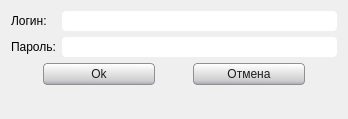
Old version of the form view/LoginDialog.ui in the repository AnyaIliyina/geo.
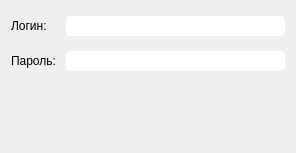
New version of the form. Icons and pictures are not drawn.

Patch:
```diff
--- a/view/LoginDialog.ui
+++ b/view/LoginDialog.ui
@@ -6,10 +6,16 @@
    <rect>
     <x>0</x>
     <y>0</y>
-    <width>348</width>
-    <height>119</height>
+    <width>296</width>
+    <height>153</height>
    </rect>
   </property>
+  <property name="maximumSize">
+   <size>
+    <width>300</width>
+    <height>153</height>
+   </size>
+  </property>
   <property name="font">
    <font>
     <pointsize>9</pointsize>
@@ -30,42 +36,63 @@
 </string>
   </property>
   <layout class="QGridLayout" name="gridLayout">
-   <item row="1" column="0">
-    <widget class="QLabel" name="lblResult">
-     <property name="text">
-      <string/>
-     </property>
-    </widget>
-   </item>
+   <property name="verticalSpacing">
+    <number>10</number>
+   </property>
    <item row="0" column="0">
-    <layout class="QVBoxLayout" name="verticalLayout_3">
-     <item>
-      <layout class="QHBoxLayout" name="horizontalLayout">
-       <item>
-        <layout class="QVBoxLayout" name="verticalLayout_2">
-         <item>
+    <layout class="QFormLayout" name="formLayout">
+     <property name="horizontalSpacing">
+      <number>10</number>
+     </property>
+     <property name="verticalSpacing">
+      <number>15</number>
+     </property>
+     <property name="topMargin">
+      <number>5</number>
+     </property>
+     <property name="bottomMargin">
+      <number>10</number>
+     </property>
+     <item row="0" column="0">
           <widget class="QLabel" name="lbl_login">
+       <property name="font">
+        <font>
+         <pointsize>9</pointsize>
+        </font>
+       </property>
            <property name="text">
             <string>Логин:</string>
            </property>
           </widget>
          </item>
-         <item>
+     <item row="0" column="1">
+      <widget class="QLineEdit" name="line_Login">
+       <property name="font">
+        <font>
+         <pointsize>9</pointsize>
+        </font>
+       </property>
+      </widget>
+     </item>
+     <item row="1" column="0">
           <widget class="QLabel" name="lbl_password">
+       <property name="font">
+        <font>
+         <pointsize>9</pointsize>
+        </font>
+       </property>
            <property name="text">
             <string>Пароль:</string>
            </property>
           </widget>
          </item>
-        </layout>
-       </item>
-       <item>
-        <layout class="QVBoxLayout" name="verticalLayout">
-         <item>
-          <widget class="QLineEdit" name="line_Login"/>
-         </item>
-         <item>
+     <item row="1" column="1">
           <widget class="QLineEdit" name="line_Pass">
+       <property name="font">
+        <font>
+         <pointsize>9</pointsize>
+        </font>
+       </property>
            <property name="echoMode">
             <enum>QLineEdit::Password</enum>
            </property>
@@ -73,64 +100,106 @@
          </item>
         </layout>
        </item>
-      </layout>
-     </item>
-     <item>
+   <item row="1" column="0">
       <layout class="QHBoxLayout" name="horizontalLayout_2">
+     <property name="spacing">
+      <number>15</number>
+     </property>
+     <item>
+      <spacer name="horizontalSpacer">
+       <property name="orientation">
+        <enum>Qt::Horizontal</enum>
+       </property>
+       <property name="sizeHint" stdset="0">
+        <size>
+         <width>40</width>
+         <height>20</height>
+        </size>
+       </property>
+      </spacer>
+     </item>
        <item>
         <widget class="QPushButton" name="btn_login">
+       <property name="maximumSize">
+        <size>
+         <width>16777215</width>
+         <height>16777215</height>
+        </size>
+       </property>
          <property name="styleSheet">
           <string notr="true">QPushButton{
-background-color:qlineargradient(spread:reflect, x1:0.0225989, y1:0.023, x2:0, y2:1, stop:0 rgba(255, 255, 255, 255), stop:0.813559 rgba(204, 204, 204, 255), stop:1 rgba(162, 162, 184, 255));
-font: 9pt ;
-	border-color: rgb(144, 144, 144);
-	
-	color: rgb(30, 30, 30);
-border-width: 1px;
-border-radius:4;
-border-style:solid;
-
-min-width:110px;
-max-width:110px;
-min-height:20px;
-max-height:20px;
-}
+border:0px}
 </string>
          </property>
          <property name="text">
-          <string>Ok</string>
+        <string/>
+       </property>
+       <property name="icon">
+        <iconset resource="icons/ViewWindowRes.qrc">
+         <normaloff>:/check.png</normaloff>:/check.png</iconset>
+       </property>
+       <property name="iconSize">
+        <size>
+         <width>30</width>
+         <height>30</height>
+        </size>
+       </property>
+       <property name="flat">
+        <bool>true</bool>
          </property>
         </widget>
        </item>
        <item>
         <widget class="QPushButton" name="btn_exit">
+       <property name="maximumSize">
+        <size>
+         <width>112</width>
+         <height>30</height>
+        </size>
+       </property>
          <property name="styleSheet">
-          <string notr="true">QPushButton{
-background-color:qlineargradient(spread:reflect, x1:0.0225989, y1:0.023, x2:0, y2:1, stop:0 rgba(255, 255, 255, 255), stop:0.813559 rgba(204, 204, 204, 255), stop:1 rgba(162, 162, 184, 255));
-font: 9pt ;
-	border-color: rgb(144, 144, 144);
-	
-	color: rgb(30, 30, 30);
-border-width: 1px;
-border-radius:4;
-border-style:solid;
-
-min-width:110px;
-max-width:110px;
-min-height:20px;
-max-height:20px;
-}
-</string>
+        <string notr="true">QPushButton{border:0px}</string>
          </property>
          <property name="text">
-          <string>Отмена</string>
-         </property>
-        </widget>
-       </item>
-      </layout>
+        <string/>
+       </property>
+       <property name="icon">
+        <iconset resource="icons/ViewWindowRes.qrc">
+         <normaloff>:/close.png</normaloff>:/close.png</iconset>
+       </property>
+       <property name="iconSize">
+        <size>
+         <width>30</width>
+         <height>30</height>
+        </size>
+       </property>
+       <property name="flat">
+        <bool>true</bool>
+       </property>
+      </widget>
+     </item>
+     <item>
+      <spacer name="horizontalSpacer_2">
+       <property name="orientation">
+        <enum>Qt::Horizontal</enum>
+       </property>
+       <property name="sizeHint" stdset="0">
+        <size>
+         <width>40</width>
+         <height>20</height>
+        </size>
+       </property>
+      </spacer>
      </item>
     </layout>
    </item>
+   <item row="2" column="0">
+    <widget class="QLabel" name="lblResult">
+     <property name="text">
+      <string/>
+     </property>
+    </widget>
+   </item>
   </layout>
  </widget>
  <resources/>
```
Left out of the diff: 6 changed lines with no effect on the pictures. Lines whose indentation alone changed are shown as unchanged.
